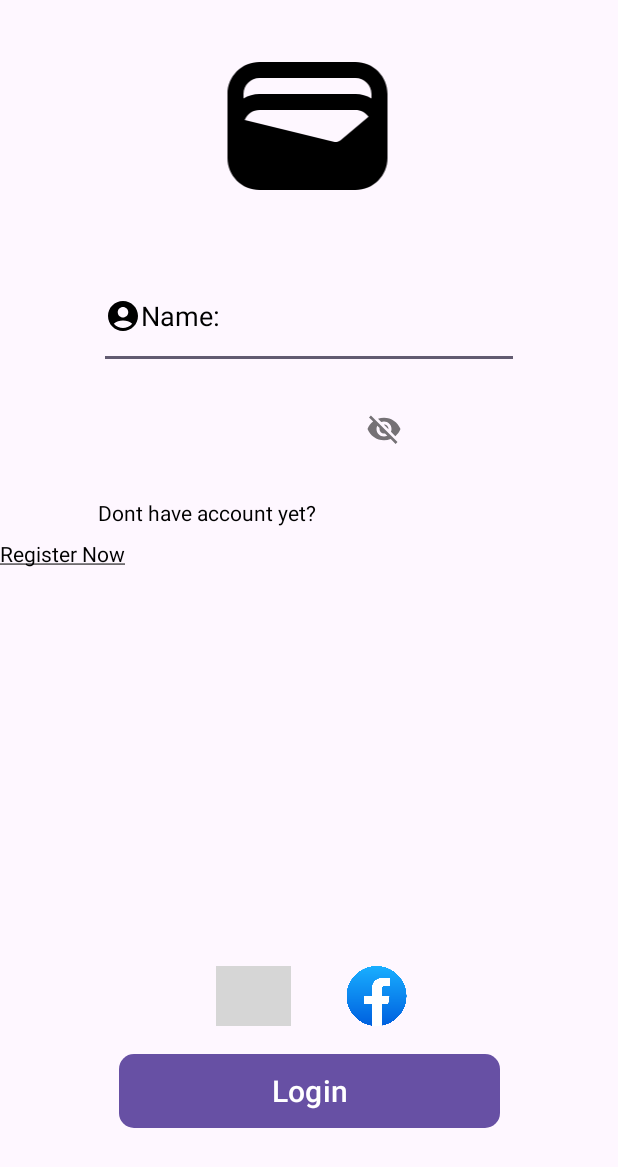
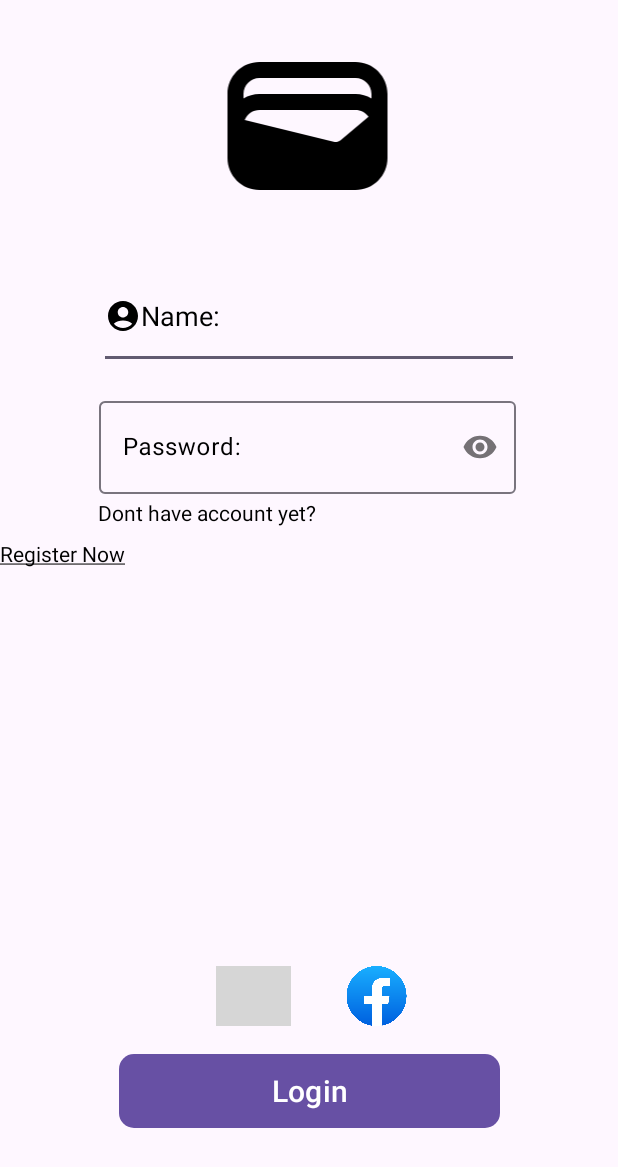
Before and after one commit to GiGiGitHubye/MyBudget, an Android app: the Login screen opened directly, with no data from a screen before it, on a phone screen of 412 x 824 dp. Shown: the top 1167 px of the screen. Run offline under Robolectric (Android 15) with nearby library versions, the phone set to English and light mode, and no system bars; our stand-ins replace Firebase (no records; nobody signed in at launch, a user with empty details on screens opened directly); libraries missing offline, so code that uses them is left out: com.facebook, com.facebook.login; Roboto replaces fonts that are not available here; 3 statements that could not run were skipped; grey boxes are pictures that could not be loaded.

Commit message:
login password

```diff
--- a/app/src/main/res/layout/activity_login.xml
+++ b/app/src/main/res/layout/activity_login.xml
@@ -42,12 +42,20 @@
         android:layout_width="280dp"
         android:layout_height="70dp"
         android:layout_marginTop="16dp"
+        android:layout_marginEnd="66dp"
         android:hint="Password:"
         android:textColor="#000000"
         android:textColorHint="@color/black"
+        app:layout_constraintEnd_toEndOf="parent"
         app:layout_constraintTop_toBottomOf="@+id/username"
-        app:passwordToggleEnabled="true"
-        tools:layout_editor_absoluteX="65dp">
+        app:passwordToggleEnabled="true">
+
+        <com.google.android.material.textfield.TextInputEditText
+            android:layout_width="278dp"
+            android:layout_height="62dp"
+            android:ems="10"
+            android:inputType="textPassword"
+            android:textColor="#000000" />
 
     </com.google.android.material.textfield.TextInputLayout>
 
```
